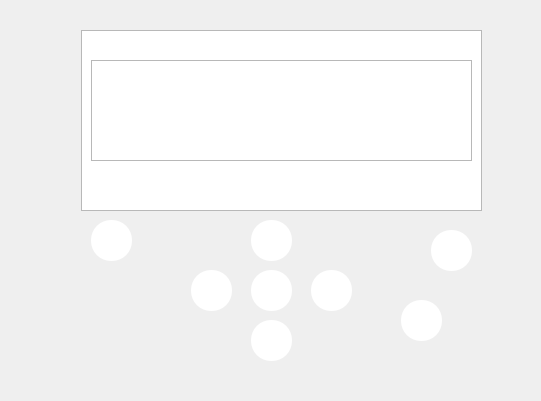
Above: code/mainwindow.ui from ahmadjazmawi1/3004-Project-Group-12 before the change; both pictures show x 259 to 800 and y 100 to 501 of the 800 by 600 pixel window. Below: the same form after it.
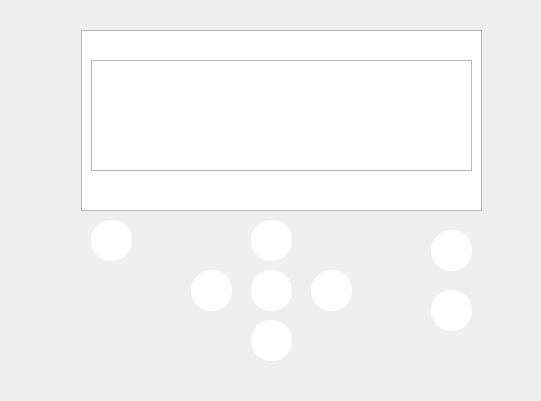
That is the form after the change. Icons and pictures are not drawn. Custom widgets are drawn as their Qt base class.

Commit message: integrated the graph

What changed in the file:
```diff
--- a/code/mainwindow.ui
+++ b/code/mainwindow.ui
@@ -203,8 +203,8 @@
    <widget class="QPushButton" name="powerButton">
     <property name="geometry">
      <rect>
-      <x>660</x>
-      <y>400</y>
+      <x>690</x>
+      <y>390</y>
       <width>41</width>
       <height>41</height>
      </rect>
@@ -237,7 +237,17 @@
        <x>0</x>
        <y>0</y>
        <width>381</width>
-       <height>101</height>
+       <height>111</height>
+      </rect>
+     </property>
+    </widget>
+    <widget class="QCustomPlot" name="Graphwidget" native="true">
+     <property name="geometry">
+      <rect>
+       <x>0</x>
+       <y>0</y>
+       <width>381</width>
+       <height>121</height>
       </rect>
      </property>
     </widget>
@@ -267,6 +277,14 @@
   </widget>
   <widget class="QStatusBar" name="statusbar"/>
  </widget>
+ <customwidgets>
+  <customwidget>
+   <class>QCustomPlot</class>
+   <extends>QWidget</extends>
+   <header>qcustomplot.h</header>
+   <container>1</container>
+  </customwidget>
+ </customwidgets>
  <resources/>
  <connections/>
 </ui>
```
The commit also changes 1 other file.
